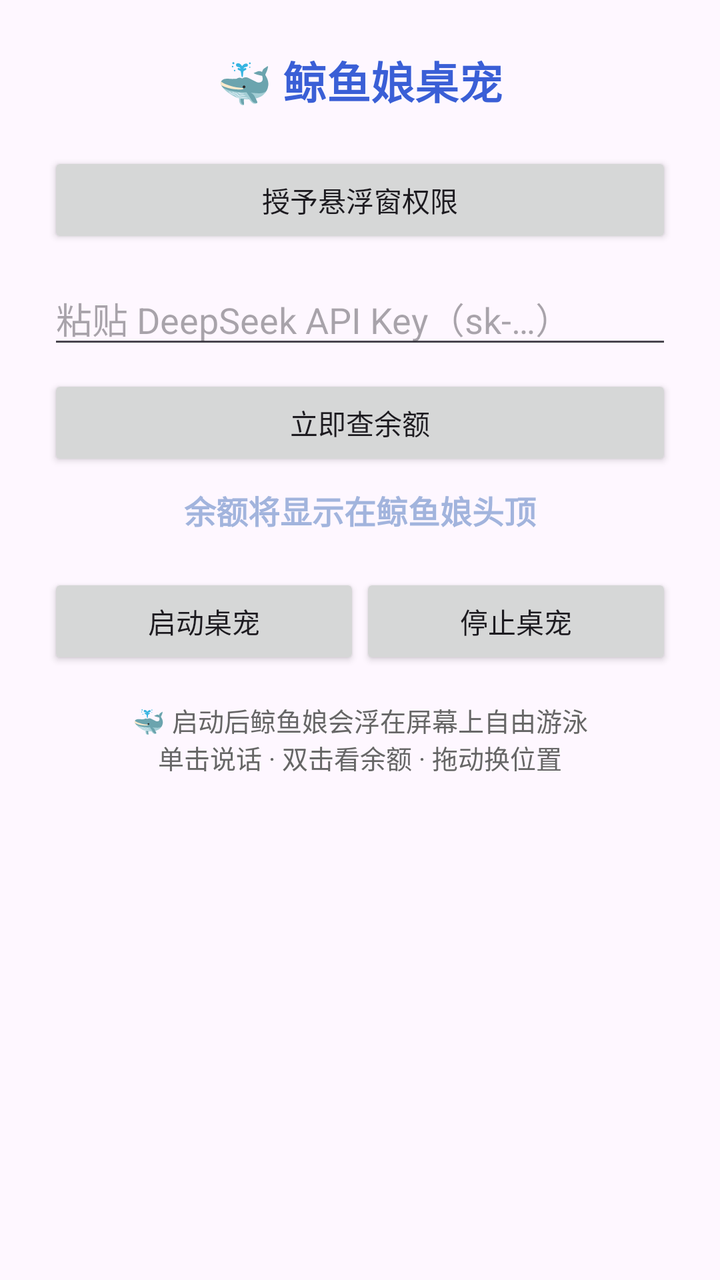
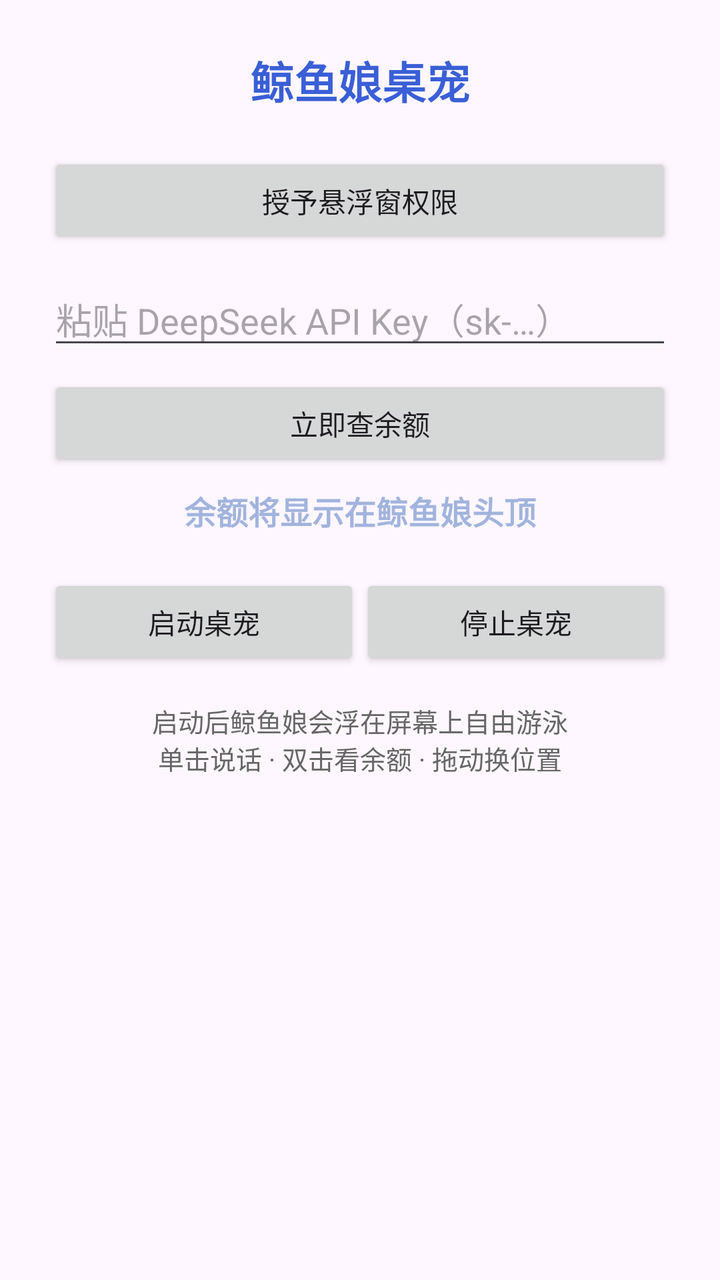

Compare the two renders of this Android layout. The source of the first and the diff that turns it into the second are given below.
<!-- AndroidManifest.xml: application theme Theme.WhalePet -->
<!-- res/layout/activity_main.xml -->
<?xml version="1.0" encoding="utf-8"?>
<ScrollView xmlns:android="http://schemas.android.com/apk/res/android"
    android:layout_width="match_parent"
    android:layout_height="match_parent"
    android:fillViewport="true">

    <LinearLayout
        android:layout_width="match_parent"
        android:layout_height="wrap_content"
        android:orientation="vertical"
        android:padding="24dp">

        <TextView
            android:layout_width="wrap_content"
            android:layout_height="wrap_content"
            android:layout_gravity="center_horizontal"
            android:text="@string/main_title"
            android:textSize="22sp"
            android:textStyle="bold"
            android:textColor="@color/ic_launcher_background"
            android:layout_marginBottom="20dp" />

        
        <Button
            android:id="@+id/btn_overlay"
            android:layout_width="match_parent"
            android:layout_height="wrap_content"
            android:text="@string/grant_overlay" />

        
        <EditText
            android:id="@+id/et_api_key"
            android:layout_width="match_parent"
            android:layout_height="wrap_content"
            android:hint="@string/api_key_hint"
            android:inputType="textPassword"
            android:importantForAutofill="no"
            android:layout_marginTop="12dp" />

        
        <Button
            android:id="@+id/btn_check_balance"
            android:layout_width="match_parent"
            android:layout_height="wrap_content"
            android:text="@string/check_balance_now"
            android:layout_marginTop="8dp" />

        <TextView
            android:id="@+id/tv_balance"
            android:layout_width="match_parent"
            android:layout_height="wrap_content"
            android:gravity="center"
            android:text="@string/balance_hint"
            android:textColor="#A2B4DD"
            android:textSize="16sp"
            android:textStyle="bold"
            android:layout_marginTop="8dp" />

        
        <LinearLayout
            android:layout_width="match_parent"
            android:layout_height="wrap_content"
            android:orientation="horizontal"
            android:layout_marginTop="20dp">

            <Button
                android:id="@+id/btn_start"
                android:layout_width="0dp"
                android:layout_height="wrap_content"
                android:layout_weight="1"
                android:text="@string/start_service" />

            <Button
                android:id="@+id/btn_stop"
                android:layout_width="0dp"
                android:layout_height="wrap_content"
                android:layout_weight="1"
                android:text="@string/stop_service" />
        </LinearLayout>

        <TextView
            android:layout_width="match_parent"
            android:layout_height="wrap_content"
            android:layout_marginTop="16dp"
            android:gravity="center"
            android:text="🐳 启动后鲸鱼娘会浮在屏幕上自由游泳\n单击说话 · 双击看余额 · 拖动换位置"
            android:textSize="13sp"
            android:textColor="#666666" />
    </LinearLayout>
</ScrollView>
<!-- resources referenced by this layout -->
<resources>
  <color name="ic_launcher_background">#3A5FD6</color>
  <string name="api_key_hint">粘贴 DeepSeek API Key（sk-…）</string>
  <string name="balance_hint">余额将显示在鲸鱼娘头顶</string>
  <string name="check_balance_now">立即查余额</string>
  <string name="grant_overlay">授予悬浮窗权限</string>
  <string name="main_title">🐳 鲸鱼娘桌宠</string>
  <string name="start_service">启动桌宠</string>
  <string name="stop_service">停止桌宠</string>
  <style name="Theme.WhalePet" parent="Theme.Material3.DayNight.NoActionBar">
          
          <item name="colorPrimary">#A2B4DD</item>
          <item name="colorOnPrimary">#FFFFFF</item>
          <item name="colorPrimaryContainer">#D6DEF2</item>
          <item name="colorOnPrimaryContainer">#22315E</item>
          <item name="android:statusBarColor">@android:color/transparent</item>
      </style>
</resources>

<!-- the commit's change to res/layout/activity_main.xml (unified diff, before → after) -->
@@ -7,7 +7,9 @@
     <LinearLayout
         android:layout_width="match_parent"
         android:layout_height="wrap_content"
+        android:layout_gravity="center_vertical"
         android:orientation="vertical"
+        android:gravity="center_horizontal"
         android:padding="24dp">
 
         <TextView
@@ -83,7 +85,7 @@
             android:layout_height="wrap_content"
             android:layout_marginTop="16dp"
             android:gravity="center"
-            android:text="🐳 启动后鲸鱼娘会浮在屏幕上自由游泳\n单击说话 · 双击看余额 · 拖动换位置"
+            android:text="启动后鲸鱼娘会浮在屏幕上自由游泳\n单击说话 · 双击看余额 · 拖动换位置"
             android:textSize="13sp"
             android:textColor="#666666" />
     </LinearLayout>
<!-- resource entries referenced after the edit -->
@@ -5,7 +5,7 @@
   <string name="balance_hint">余额将显示在鲸鱼娘头顶</string>
   <string name="check_balance_now">立即查余额</string>
   <string name="grant_overlay">授予悬浮窗权限</string>
-  <string name="main_title">🐳 鲸鱼娘桌宠</string>
+  <string name="main_title">鲸鱼娘桌宠</string>
   <string name="start_service">启动桌宠</string>
   <string name="stop_service">停止桌宠</string>
   <style name="Theme.WhalePet" parent="Theme.Material3.DayNight.NoActionBar">
